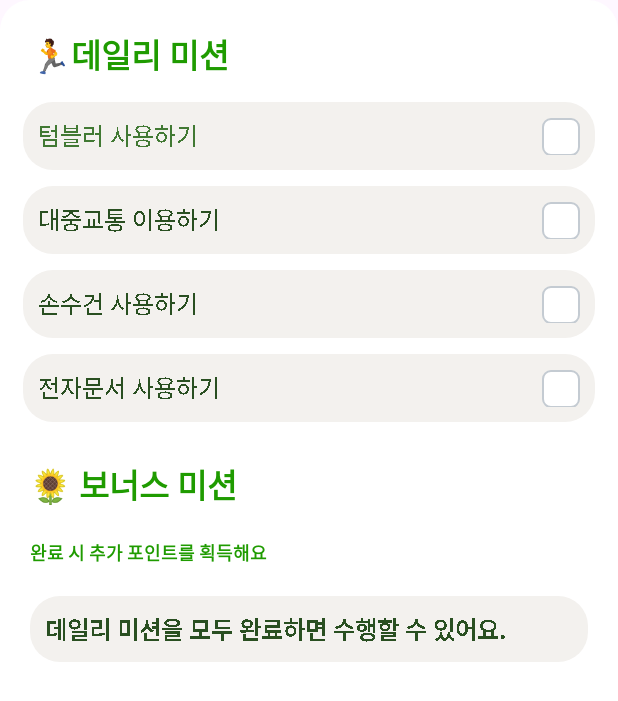
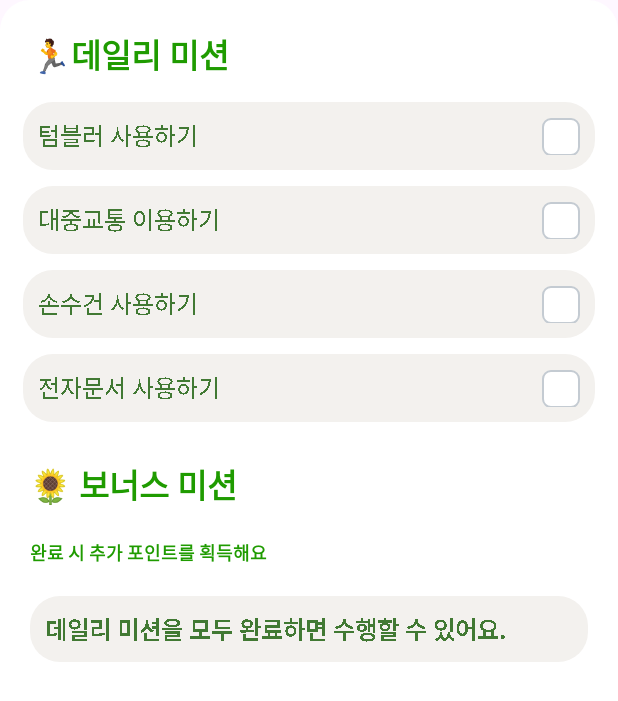
Before and after one commit to chans1128/GYG, an Android app: the fragment HomeMissionFragment shown on its own in the app's theme, on a phone screen of 412 x 824 dp. Shown: the top 701 px of the screen. Run offline under Robolectric (Android 15) with nearby library versions, the phone set to English and light mode, and no system bars; our stand-ins replace Firebase (no records; nobody signed in at launch, a user with empty details on screens opened directly); 5 statements that could not run were skipped.

Commit message:
home-mission textColor 변경

```diff
--- a/app/src/main/java/com/example/gyg/Home/HomeMissionCertification.kt
+++ b/app/src/main/java/com/example/gyg/Home/HomeMissionCertification.kt
@@ -95,7 +95,7 @@ class HomeMissionCertification : DialogFragment() {
 
     val storage = FirebaseStorage.getInstance() // 스토리지 인스턴스를 만들고
     var storageRef = storage.getReference() //스토리지 인스턴스를 참조
-    val pathRef = storageRef.child("/certify/")
+    val pathRef = storageRef
 
     //파이어베이스 사진 업로드도 성공~!~!~!
     private fun initAddImageButton() {
@@ -160,7 +160,7 @@ class HomeMissionCertification : DialogFragment() {
     private fun initSubmitItemButton() {
         binding.certificationYesBtn.setOnClickListener {
             if (imageUri != null) {
-                pathRef.putFile(imageUri!!)
+                pathRef.child("certify").putFile(imageUri!!)
                 missionSuccess()
             } else {
                 Toast.makeText(activity, "미션을 성공하려면 사진을 업로드해야 해요.", Toast.LENGTH_SHORT).show()
--- a/app/src/main/java/com/example/gyg/Home/HomeMissionFragment.kt
+++ b/app/src/main/java/com/example/gyg/Home/HomeMissionFragment.kt
@@ -173,7 +173,7 @@ class HomeMissionFragment : Fragment() {
                     checkButtonArr[0].isEnabled = true
                     checkButtonArr[0].isChecked = false
                     binding.dailyMission1.paintFlags = 0
-                    binding.dailyMission4.setTextColor(Color.rgb(41, 79, 33))
+                    binding.dailyMission1.setTextColor(Color.rgb(65, 121, 51))
                 }
                 if (mission2SuccessOrNot == "true") {
                     checkButtonArr[1].isEnabled = false
@@ -185,7 +185,7 @@ class HomeMissionFragment : Fragment() {
                     checkButtonArr[1].isEnabled = true
                     checkButtonArr[1].isChecked = false
                     binding.dailyMission2.paintFlags = 0
-                    binding.dailyMission2.setTextColor(Color.rgb(41, 79, 33))
+                    binding.dailyMission2.setTextColor(Color.rgb(65, 121, 51))
                 }
                 if (mission3SuccessOrNot == "true") {
                     checkButtonArr[2].isEnabled = false
@@ -197,7 +197,7 @@ class HomeMissionFragment : Fragment() {
                     checkButtonArr[2].isEnabled = true
                     checkButtonArr[2].isChecked = false
                     binding.dailyMission3.paintFlags = 0
-                    binding.dailyMission3.setTextColor(Color.rgb(41, 79, 33))
+                    binding.dailyMission3.setTextColor(Color.rgb(65, 121, 51))
                 }
                 if (mission4SuccessOrNot == "true") {
                     checkButtonArr[3].isEnabled = false
@@ -209,7 +209,7 @@ class HomeMissionFragment : Fragment() {
                     checkButtonArr[3].isEnabled = true
                     checkButtonArr[3].isChecked = false
                     binding.dailyMission4.paintFlags = 0
-                    binding.dailyMission4.setTextColor(Color.rgb(41, 79, 33))
+                    binding.dailyMission4.setTextColor(Color.rgb(65, 121, 51))
                 }
                 if (bonusMissionSuccessOrNot == "true") {
                     checkButtonArr[4].isEnabled= false
@@ -221,7 +221,7 @@ class HomeMissionFragment : Fragment() {
                     checkButtonArr[4].isEnabled = true
                     checkButtonArr[4].isChecked = false
                     binding.BonusMission.paintFlags = 0
-                    binding.BonusMission.setTextColor(Color.rgb(41, 79, 33))
+                    binding.BonusMission.setTextColor(Color.rgb(65, 121, 51))
                 }
                 if (mission1SuccessOrNot == "true" && mission2SuccessOrNot == "true" && mission3SuccessOrNot == "true" && mission4SuccessOrNot == "true") {
                     binding.bonusMissionCheck.isEnabled = true
--- a/app/src/main/res/layout/fragment_home.xml
+++ b/app/src/main/res/layout/fragment_home.xml
@@ -23,7 +23,7 @@
                 android:background="#FFFFFF"
                 android:elevation="10sp"
                 android:orientation="vertical"
-                android:padding="10sp">
+                android:padding="20sp">
 
                 <LinearLayout
                     android:layout_width="match_parent"
--- a/app/src/main/res/layout/fragment_home_mission.xml
+++ b/app/src/main/res/layout/fragment_home_mission.xml
@@ -53,8 +53,7 @@
                     android:background="@drawable/layout_checkbox"
                     android:button="@android:color/transparent"
                     android:checked="false"
-                    android:cursorVisible="false"
-                    android:editable="true" />
+                    android:cursorVisible="false"/>
 
             </LinearLayout>
 
```
